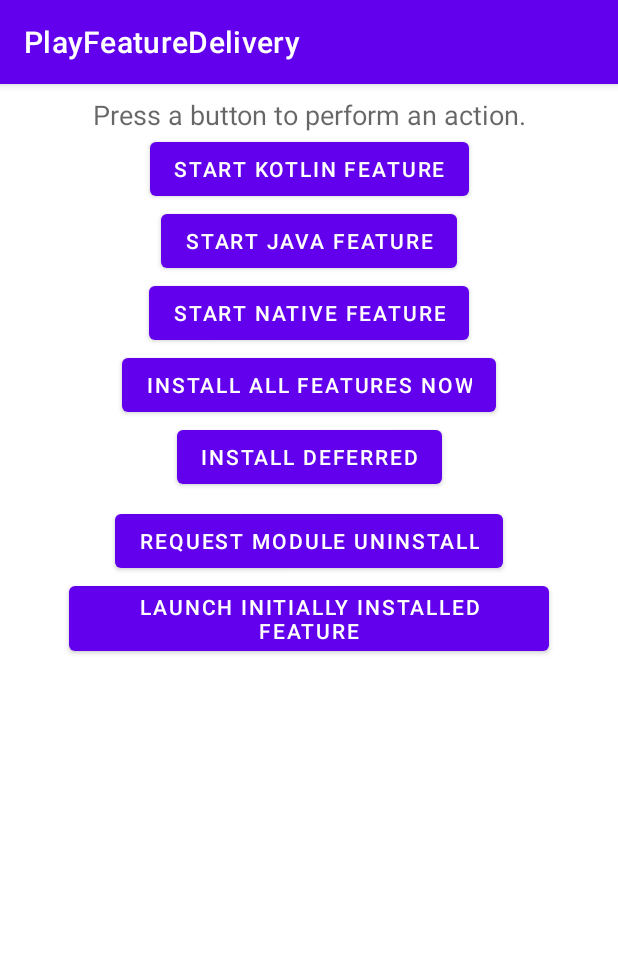
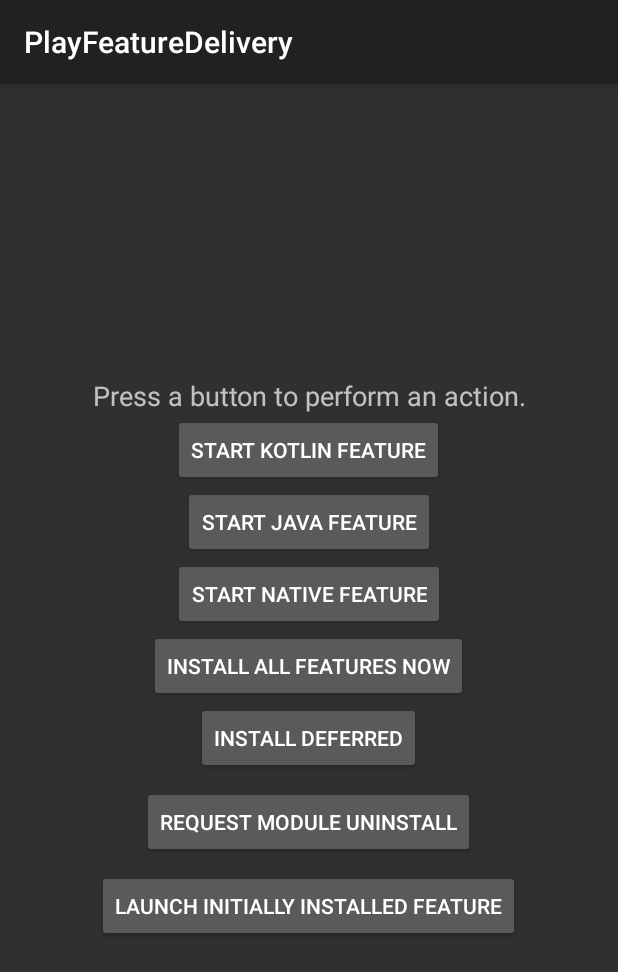
Before and after one commit to uKetki/PlayFeatureDelivery, an Android app: the screen it shows after launch (MainActivity), on a phone screen of 412 x 824 dp. Shown: the top 972 px of the screen. Run offline under Robolectric (Android 15) with nearby library versions, the phone set to English and light mode, and no system bars; libraries missing offline, so code that uses them is left out: com.google.android.play; 4 statements that could not run were skipped.

Commit message:
Prepared UI and removed constraintLayout and material library from the codebase

```diff
--- a/app/build.gradle
+++ b/app/build.gradle
@@ -34,10 +34,9 @@ android {
 }
 
 dependencies {
-    implementation "androidx.appcompat:appcompat:${versions.appcompact}"
     implementation "androidx.core:core-ktx:${versions.ktx_core}"
 
+    api  "androidx.appcompat:appcompat:${versions.appcompat}"
     api "org.jetbrains.kotlin:kotlin-stdlib:${versions.kotlin}"
     api "com.google.android.play:core:${versions.playcore}"
-    api "com.google.android.material:material:${versions.material}"
 }
--- a/app/src/main/AndroidManifest.xml
+++ b/app/src/main/AndroidManifest.xml
@@ -9,7 +9,7 @@
         android:label="@string/app_name"
         android:roundIcon="@mipmap/ic_launcher_round"
         android:supportsRtl="true"
-        android:theme="@style/Theme.PlayFeatureDelivery">
+        android:theme="@style/Theme.AppCompat">
         <activity android:name=".MainActivity">
             <intent-filter>
                 <action android:name="android.intent.action.MAIN" />
--- a/app/src/main/java/com/sample/buck/playfeaturedelivery/MainActivity.kt
+++ b/app/src/main/java/com/sample/buck/playfeaturedelivery/MainActivity.kt
@@ -4,9 +4,9 @@ import android.app.Activity
 import android.content.Intent
 import android.os.Bundle
 import android.view.View
+import android.view.ViewGroup
 import android.widget.ProgressBar
 import android.widget.TextView
-import androidx.constraintlayout.widget.Group
 import com.google.android.play.core.splitinstall.*
 import com.google.android.play.core.splitinstall.model.SplitInstallSessionStatus
 
@@ -87,8 +87,8 @@ class MainActivity : BaseSplitActivity() {
 
     private lateinit var manager: SplitInstallManager
 
-    private lateinit var progress: Group
-    private lateinit var buttons: Group
+    private lateinit var progress: ViewGroup
+    private lateinit var buttons: ViewGroup
     private lateinit var progressBar: ProgressBar
     private lateinit var progressText: TextView
 
--- a/app/src/main/res/layout/activity_main.xml
+++ b/app/src/main/res/layout/activity_main.xml
@@ -1,9 +1,15 @@
-<androidx.constraintlayout.widget.ConstraintLayout xmlns:android="http://schemas.android.com/apk/res/android"
-    xmlns:app="http://schemas.android.com/apk/res-auto"
+<LinearLayout xmlns:android="http://schemas.android.com/apk/res/android"
     xmlns:tools="http://schemas.android.com/tools"
     android:layout_width="match_parent"
     android:layout_height="match_parent"
     tools:context=".MainActivity">
+
+    <LinearLayout
+        android:id="@+id/buttons"
+        android:layout_width="match_parent"
+        android:layout_height="match_parent"
+        android:gravity="center"
+        android:orientation="vertical">
 
         <TextView
             android:id="@+id/instructions"
@@ -14,10 +20,7 @@
             android:layout_marginRight="8dp"
             android:gravity="center"
             android:text="@string/instructions"
-        android:textAppearance="@style/TextAppearance.AppCompat.Medium"
-        app:layout_constraintLeft_toLeftOf="parent"
-        app:layout_constraintRight_toRightOf="parent"
-        app:layout_constraintTop_toTopOf="parent" />
+            android:textAppearance="@style/TextAppearance.AppCompat.Medium" />
 
         <Button
             android:id="@+id/btn_load_kotlin"
@@ -25,12 +28,7 @@
             android:layout_height="wrap_content"
             android:layout_marginStart="8dp"
             android:layout_marginEnd="8dp"
-        android:text="@string/load_feature_kotlin"
-        app:layout_constraintBottom_toTopOf="@+id/btn_load_java"
-        app:layout_constraintEnd_toEndOf="parent"
-        app:layout_constraintStart_toStartOf="parent"
-        app:layout_constraintTop_toBottomOf="@+id/instructions"
-        app:layout_constraintVertical_chainStyle="spread" />
+            android:text="@string/load_feature_kotlin" />
 
         <Button
             android:id="@+id/btn_load_java"
@@ -38,11 +36,7 @@
             android:layout_height="wrap_content"
             android:layout_marginStart="8dp"
             android:layout_marginEnd="8dp"
-        android:text="@string/load_feature_java"
-        app:layout_constraintBottom_toTopOf="@+id/btn_load_native"
-        app:layout_constraintEnd_toEndOf="parent"
-        app:layout_constraintStart_toStartOf="parent"
-        app:layout_constraintTop_toBottomOf="@+id/btn_load_kotlin" />
+            android:text="@string/load_feature_java" />
 
         <Button
             android:id="@+id/btn_load_native"
@@ -50,11 +44,7 @@
             android:layout_height="wrap_content"
             android:layout_marginStart="8dp"
             android:layout_marginEnd="8dp"
-        android:text="@string/load_native_code"
-        app:layout_constraintBottom_toTopOf="@+id/btn_install_all_now"
-        app:layout_constraintEnd_toEndOf="parent"
-        app:layout_constraintStart_toStartOf="parent"
-        app:layout_constraintTop_toBottomOf="@+id/btn_load_java" />
+            android:text="@string/load_native_code" />
 
         <Button
             android:id="@+id/btn_install_all_now"
@@ -62,11 +52,7 @@
             android:layout_height="wrap_content"
             android:layout_marginStart="8dp"
             android:layout_marginEnd="8dp"
-        android:text="@string/install_all_features_now"
-        app:layout_constraintBottom_toTopOf="@+id/btn_install_all_deferred"
-        app:layout_constraintEnd_toEndOf="parent"
-        app:layout_constraintStart_toStartOf="parent"
-        app:layout_constraintTop_toBottomOf="@+id/btn_load_native" />
+            android:text="@string/install_all_features_now" />
 
         <Button
             android:id="@+id/btn_install_all_deferred"
@@ -75,11 +61,7 @@
             android:layout_marginStart="8dp"
             android:layout_marginEnd="8dp"
             android:layout_marginBottom="8dp"
-        android:text="@string/install_all_deferred"
-        app:layout_constraintBottom_toTopOf="@+id/btn_request_uninstall"
-        app:layout_constraintEnd_toEndOf="parent"
-        app:layout_constraintStart_toStartOf="parent"
-        app:layout_constraintTop_toBottomOf="@+id/btn_install_all_now" />
+            android:text="@string/install_all_deferred" />
 
         <Button
             android:id="@+id/btn_request_uninstall"
@@ -88,11 +70,7 @@
             android:layout_marginStart="8dp"
             android:layout_marginEnd="8dp"
             android:layout_marginBottom="8dp"
-        android:text="@string/request_uninstall"
-        app:layout_constraintBottom_toTopOf="@+id/btn_launch_initial_install"
-        app:layout_constraintEnd_toEndOf="parent"
-        app:layout_constraintStart_toStartOf="parent"
-        app:layout_constraintTop_toBottomOf="@+id/btn_install_all_deferred" />
+            android:text="@string/request_uninstall" />
 
         <Button
             android:id="@+id/btn_launch_initial_install"
@@ -101,10 +79,16 @@
             android:layout_marginStart="8dp"
             android:layout_marginEnd="8dp"
             android:layout_marginBottom="8dp"
-        android:text="@string/btn_launch_initial_install"
-        app:layout_constraintEnd_toEndOf="parent"
-        app:layout_constraintStart_toStartOf="parent"
-        app:layout_constraintTop_toBottomOf="@+id/btn_request_uninstall" />
+            android:text="@string/btn_launch_initial_install" />
+    </LinearLayout>
+
+    <LinearLayout
+        android:id="@+id/progress"
+        android:layout_width="match_parent"
+        android:layout_height="match_parent"
+        android:gravity="center"
+        android:orientation="vertical"
+        android:visibility="gone">
 
         <ProgressBar
             android:id="@+id/progress_bar"
@@ -112,11 +96,7 @@
             android:layout_width="wrap_content"
             android:layout_height="wrap_content"
             android:layout_marginStart="8dp"
-        android:layout_marginEnd="8dp"
-        app:layout_constraintBottom_toBottomOf="parent"
-        app:layout_constraintEnd_toEndOf="parent"
-        app:layout_constraintStart_toStartOf="parent"
-        app:layout_constraintTop_toTopOf="parent" />
+            android:layout_marginEnd="8dp" />
 
         <TextView
             android:id="@+id/progress_text"
@@ -125,24 +105,8 @@
             android:layout_height="wrap_content"
             android:layout_marginStart="8dp"
             android:layout_marginEnd="8dp"
-        android:text="@string/loading"
-        app:layout_constraintEnd_toEndOf="parent"
-        app:layout_constraintStart_toStartOf="parent"
-        app:layout_constraintTop_toBottomOf="@+id/progress_bar" />
+            android:text="@string/loading" />
+    </LinearLayout>
 
-    <androidx.constraintlayout.widget.Group
-        android:id="@+id/progress"
-        android:layout_width="wrap_content"
-        android:layout_height="wrap_content"
-        android:visibility="gone"
-        app:constraint_referenced_ids="progress_bar,progress_text" />
 
-    <androidx.constraintlayout.widget.Group
-        android:id="@+id/buttons"
-        android:layout_width="wrap_content"
-        android:layout_height="wrap_content"
-        app:constraint_referenced_ids="btn_load_native,btn_load_java,
-        btn_load_kotlin,instructions,btn_install_all_now,btn_launch_initial_install,
-        btn_install_all_deferred,btn_request_uninstall"/>
-
-</androidx.constraintlayout.widget.ConstraintLayout>
+</LinearLayout>
--- a/app/src/main/res/values-night/themes.xml
+++ /dev/null
@@ -1,16 +0,0 @@
-<resources xmlns:tools="http://schemas.android.com/tools">
-    <!-- Base application theme. -->
-    <style name="Theme.PlayFeatureDelivery" parent="Theme.MaterialComponents.DayNight.DarkActionBar">
-        <!-- Primary brand color. -->
-        <item name="colorPrimary">@color/purple_200</item>
-        <item name="colorPrimaryVariant">@color/purple_700</item>
-        <item name="colorOnPrimary">@color/black</item>
-        <!-- Secondary brand color. -->
-        <item name="colorSecondary">@color/teal_200</item>
-        <item name="colorSecondaryVariant">@color/teal_200</item>
-        <item name="colorOnSecondary">@color/black</item>
-        <!-- Status bar color. -->
-        <item name="android:statusBarColor" tools:targetApi="l">?attr/colorPrimaryVariant</item>
-        <!-- Customize your theme here. -->
-    </style>
-</resources>
--- a/app/src/main/res/values/themes.xml
+++ /dev/null
@@ -1,16 +0,0 @@
-<resources xmlns:tools="http://schemas.android.com/tools">
-    <!-- Base application theme. -->
-    <style name="Theme.PlayFeatureDelivery" parent="Theme.MaterialComponents.DayNight.DarkActionBar">
-        <!-- Primary brand color. -->
-        <item name="colorPrimary">@color/purple_500</item>
-        <item name="colorPrimaryVariant">@color/purple_700</item>
-        <item name="colorOnPrimary">@color/white</item>
-        <!-- Secondary brand color. -->
-        <item name="colorSecondary">@color/teal_200</item>
-        <item name="colorSecondaryVariant">@color/teal_700</item>
-        <item name="colorOnSecondary">@color/black</item>
-        <!-- Status bar color. -->
-        <item name="android:statusBarColor" tools:targetApi="l">?attr/colorPrimaryVariant</item>
-        <!-- Customize your theme here. -->
-    </style>
-</resources>
--- a/build.gradle
+++ b/build.gradle
@@ -1,11 +1,10 @@
 // Top-level build file where you can add configuration options common to all sub-projects/modules.
 buildscript {
     ext.versions = [
-            'kotlin'            : '1.3.72',
+            'kotlin'            : '1.4.10',
             'playcore'          : '1.9.0',
             'appcompat'         : '1.2.0',
             'ktx_core'          : '1.3.2',
-            'material'          : '1.3.0-beta01'
     ]
 
     repositories {
```
Also changed, not shown: features/initialInstall/src/main/res/layout/activity_initial_install.xml (+5 -9 lines), features/java/src/main/res/layout/activity_feature_java.xml (+5 -10 lines), features/kotlin/src/main/res/layout/activity_feature_kotlin.xml (+5 -10 lines), features/native/src/main/res/layout/activity_hello_jni.xml (+5 -10 lines). Lines whose indentation alone changed are shown as unchanged.
